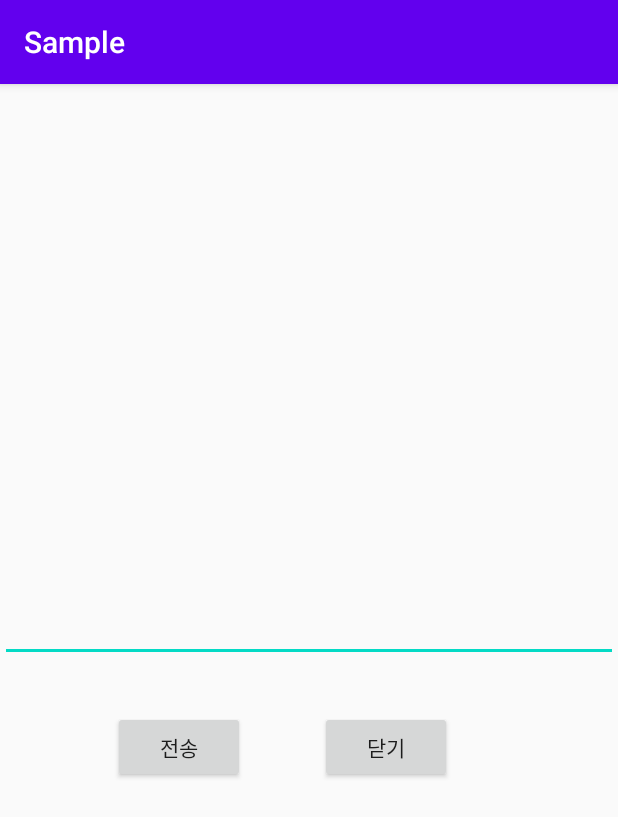
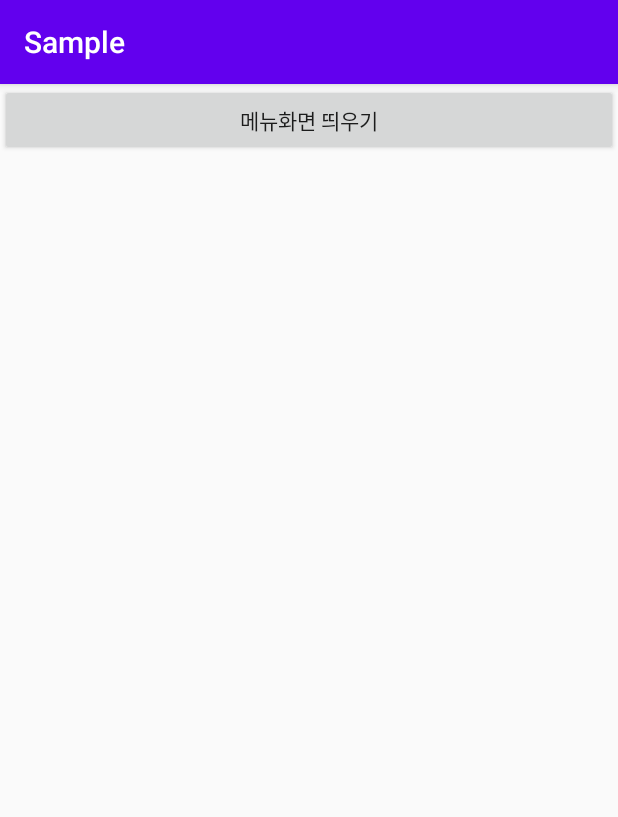
Before and after one commit to RBWSN/AndroidStudioProjects, an Android app: the screen it shows after launch (MainActivity), on a phone screen of 412 x 824 dp. Shown: the top 817 px of the screen. Run offline under Robolectric (Android 15) with nearby library versions, the phone set to English and light mode, and no system bars.

Commit message:
Intent ActivityResult code

```diff
--- a/Hello/app/src/main/AndroidManifest.xml
+++ b/Hello/app/src/main/AndroidManifest.xml
@@ -8,7 +8,11 @@
         android:roundIcon="@mipmap/ic_launcher_round"
         android:supportsRtl="true"
         android:theme="@style/AppTheme">
-        <activity android:name=".MenuActivity"/>
+        <activity android:name=".MenuActivity"
+            android:label="메뉴 액티비티"
+            android:theme="@style/Theme.AppCompat.Dialog"
+            />
+
         <activity android:name=".MainActivity">
             <intent-filter>
                 <action android:name="android.intent.action.MAIN" />
--- a/Hello/app/src/main/res/layout/activity_main.xml
+++ b/Hello/app/src/main/res/layout/activity_main.xml
@@ -7,52 +7,14 @@
     android:orientation="vertical"
     tools:context=".MainActivity">
 
-    <EditText
-        android:id="@+id/textee"
+    <Button
+        android:id="@+id/button2"
         android:layout_width="match_parent"
-        android:layout_height="385dp"
-        android:textSize="75dp"
+        android:layout_height="wrap_content"
+        android:text="메뉴화면 띄우기"
+        />
 
 
-        android:maxLines="10"
-        android:autoSizeMaxTextSize="75dp"
-        >
-
-    </EditText>
-
-
-    <TextView
-        android:id="@+id/textv"
-        android:layout_width="wrap_content"
-        android:layout_height="wrap_content"
-        android:textSize="24dp"
-        android:textStyle="bold"
-        android:layout_gravity="right"
-
-
-        />
-
-    <LinearLayout
-        android:layout_width="match_parent"
-        android:layout_height="wrap_content"
-        android:layout_gravity="center_vertical">
-
-        <Button
-            android:layout_width="wrap_content"
-            android:layout_height="wrap_content"
-            android:layout_marginLeft="75dp"
-            android:onClick="onSend"
-
-            android:text="전송" />
-
-        <Button
-            android:layout_width="wrap_content"
-            android:layout_height="wrap_content"
-            android:layout_gravity="center_vertical"
-            android:layout_marginLeft="50dp"
-            android:text="닫기" />
-
-    </LinearLayout>
 
 
 </LinearLayout>
```
Also changed, not shown: Hello/app/src/main/java/com/example/hello/MainActivity.java (+26 -36 lines), Hello/app/src/main/java/com/example/hello/MenuActivity.java (+14 -5 lines), Hello/app/src/main/res/layout/activity_main2.xml (+4 -6 lines).
